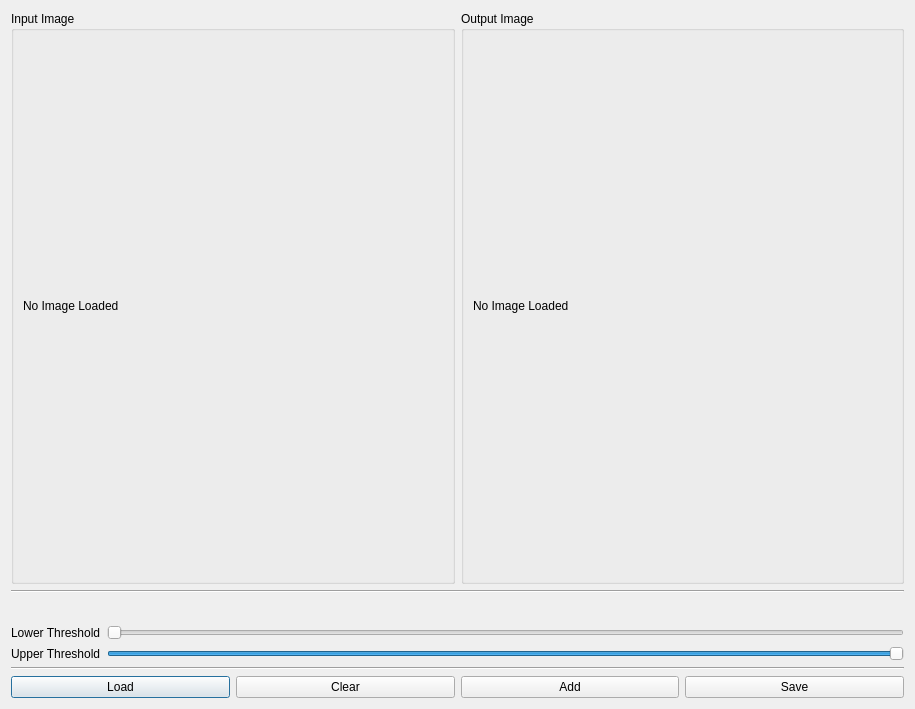
The window that mainwindow.ui (Flawededge/OpenCV_Python) describes before a commit, drawn with Qt 5.
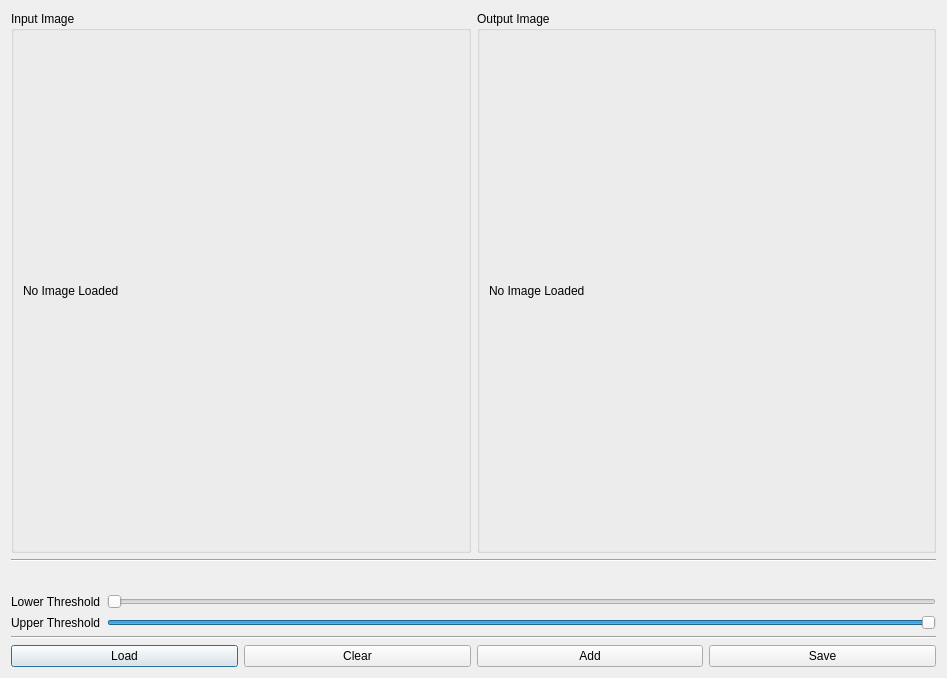
The same window after the commit. Icons and pictures are not drawn.

```diff
--- a/mainwindow.ui
+++ b/mainwindow.ui
@@ -2,12 +2,15 @@
 <ui version="4.0">
  <class>OpenCVThresholder</class>
  <widget class="QDialog" name="OpenCVThresholder">
+  <property name="enabled">
+   <bool>true</bool>
+  </property>
   <property name="geometry">
    <rect>
     <x>0</x>
     <y>0</y>
-    <width>915</width>
-    <height>709</height>
+    <width>947</width>
+    <height>678</height>
    </rect>
   </property>
   <property name="sizePolicy">
```
Left out of the diff: 3 changed lines with no effect on the pictures.
